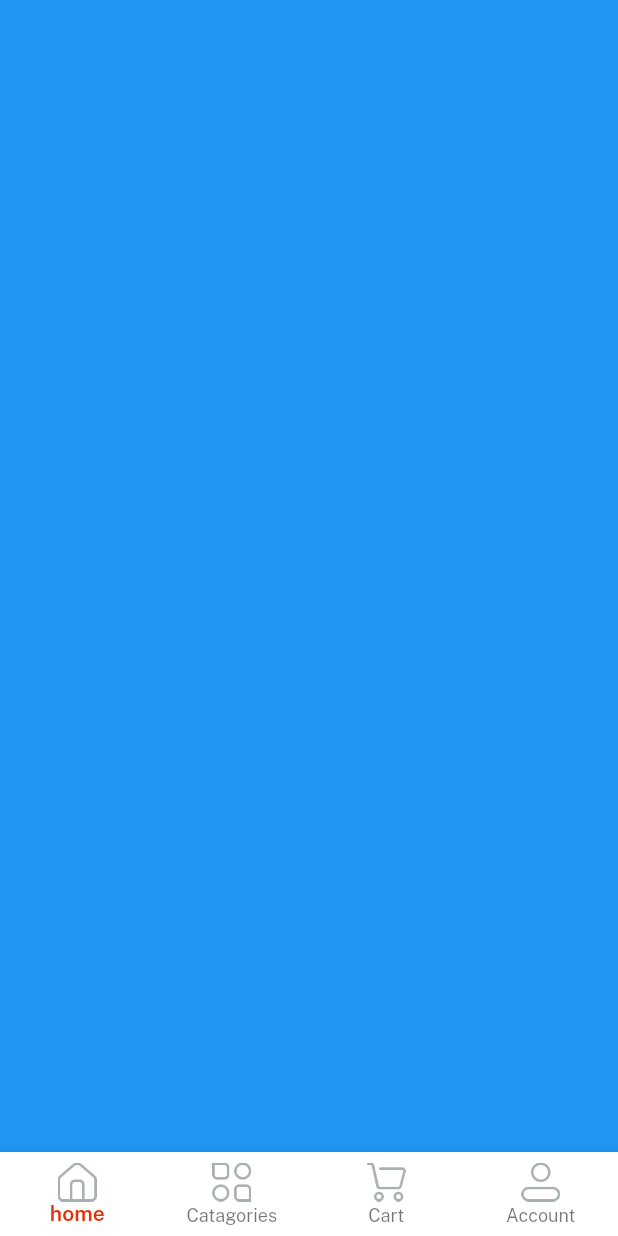
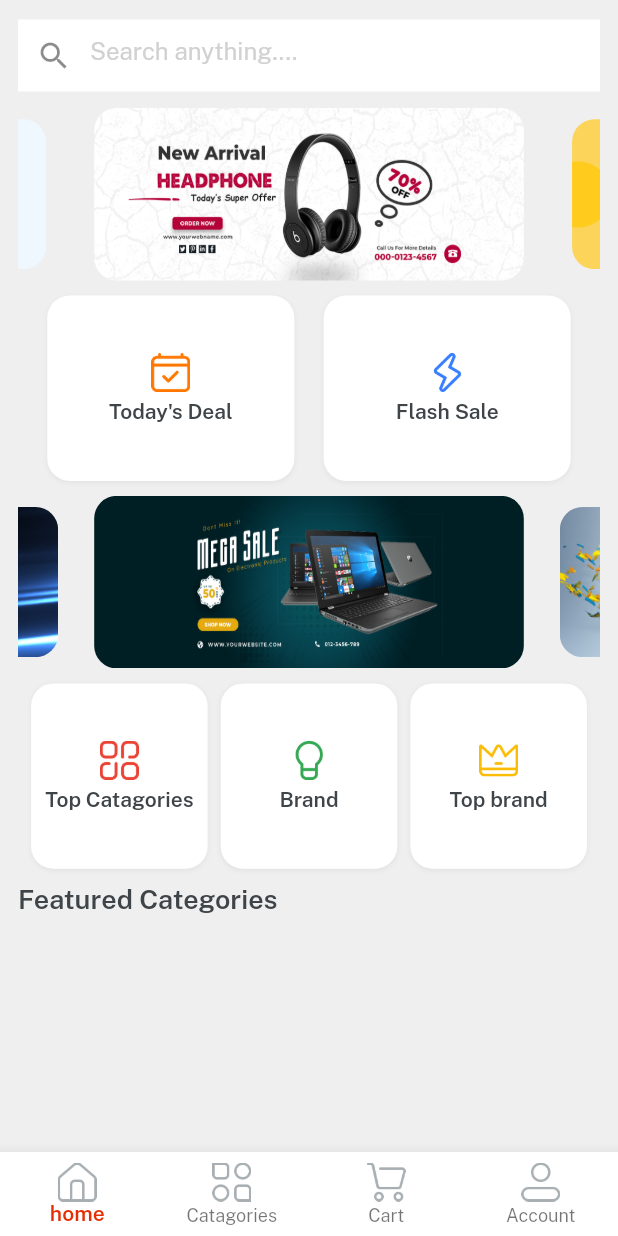
Before and after one commit to majharul-islam181/ecommerce, a Flutter app: the Home screen opened directly, on a phone screen of 412 x 824 dp. Run offline on Flutter 3.47's test engine with Material 2 defaults, Android fonts, the phone set to English and light mode, and no system bars; drawn by our look-alikes of velocity_x; our stand-ins replace get.

Commit message:
home part2

```diff
--- a/lib/consts/lists.dart
+++ b/lib/consts/lists.dart
@@ -1,7 +1,7 @@
 import 'package:ecommerce/consts/consts.dart';
 
-const socialIconList = [
-  icFacebookLogo,
-  icGoogleLogo,
-  icTwitterLogo
-];
+const socialIconList = [icFacebookLogo, icGoogleLogo, icTwitterLogo];
+
+const slidersList = [imgSlider1, imgSlider2, imgSlider3, imgSlider4];
+
+const secondSliderList = [imgSs1, imgSs2, imgSs3, imgSs4];
--- a/lib/consts/strings.dart
+++ b/lib/consts/strings.dart
@@ -22,3 +22,14 @@ const loginWith = "Log in with";
 
 const privacyPolicy = "Privacy Policy";
 const termAndCond = "Terms and Conditions";
+
+// home screen strings
+
+const searchanything = "Search anything....",
+    todayDeal = "Today's Deal",
+    flashsale = "Flash Sale",
+    brand = "Brand",
+    topSellers = "Top brand";
+
+const topCategoris = "Top Catagories";
+const featuredCategories = "Featured Categories";
--- /dev/null
+++ b/lib/views/cart_screen/cart_screen.dart
@@ -0,0 +1,12 @@
+import 'package:ecommerce/consts/consts.dart';
+import 'package:flutter/src/widgets/container.dart';
+import 'package:flutter/src/widgets/framework.dart';
+
+class CartScreen extends StatelessWidget {
+  const CartScreen({super.key});
+
+  @override
+  Widget build(BuildContext context) {
+    return Container(color: Colors.purple,);
+  }
+}
--- /dev/null
+++ b/lib/views/category_screen/category_screen.dart
@@ -0,0 +1,12 @@
+import 'package:ecommerce/consts/consts.dart';
+import 'package:flutter/src/widgets/container.dart';
+import 'package:flutter/src/widgets/framework.dart';
+
+class CategoryScreen extends StatelessWidget {
+  const CategoryScreen({super.key});
+
+  @override
+  Widget build(BuildContext context) {
+    return Container(color: Colors.blue,);
+  }
+}
--- a/lib/views/home_screen/home.dart
+++ b/lib/views/home_screen/home.dart
@@ -2,6 +2,10 @@
 
 import 'package:ecommerce/consts/consts.dart';
 import 'package:ecommerce/controller/home_controller.dart';
+import 'package:ecommerce/views/cart_screen/cart_screen.dart';
+import 'package:ecommerce/views/category_screen/category_screen.dart';
+import 'package:ecommerce/views/home_screen/home_screen.dart';
+import 'package:ecommerce/views/profile_screen/profile_screen.dart';
 import 'package:flutter/src/widgets/container.dart';
 import 'package:flutter/src/widgets/framework.dart';
 
@@ -40,18 +44,11 @@ class Home extends StatelessWidget {
     ];
 
     var navBody = [
-      Container(
-        color: Colors.blue,
-      ),
-      Container(
-        color: Colors.amber,
-      ),
-      Container(
-        color: Colors.purple,
-      ),
-      Container(
-        color: Colors.cyan,
-      )
+     const HomeScreen(),
+     const CategoryScreen(),
+     const CartScreen(),
+     const ProfileScreen()
+
     ];
 
     return Scaffold(
--- /dev/null
+++ b/lib/views/home_screen/home_screen.dart
@@ -0,0 +1,122 @@
+import 'package:ecommerce/consts/consts.dart';
+import 'package:ecommerce/consts/lists.dart';
+import 'package:ecommerce/widgets_common/home_buttons.dart';
+import 'package:flutter/src/widgets/container.dart';
+import 'package:flutter/src/widgets/framework.dart';
+
+class HomeScreen extends StatelessWidget {
+  const HomeScreen({super.key});
+
+  @override
+  Widget build(BuildContext context) {
+    return Container(
+      padding: const EdgeInsets.all(12),
+      color: lightGrey,
+      width: context.screenWidth,
+      height: context.screenHeight,
+      child: SafeArea(
+        child: Column(
+          children: [
+            Container(
+              alignment: Alignment.center,
+              height: 50,
+              color: lightGrey,
+              child: TextFormField(
+                decoration: const InputDecoration(
+                  border: InputBorder.none,
+                  prefixIcon: Icon(Icons.search),
+                  filled: true,
+                  fillColor: whiteColor,
+                  hintText: searchanything,
+                  hintStyle: TextStyle(color: textfieldGrey),
+                ),
+              ),
+            ),
+
+            10.heightBox,
+
+
+
+            Expanded(
+              child: SingleChildScrollView(
+                physics: const BouncingScrollPhysics(),
+                child: Column(
+                  children: [
+
+
+                //swippers brands
+                VxSwiper.builder(
+                  aspectRatio: 16/9,
+                  autoPlay: true,
+                  height: 115,
+                  enlargeCenterPage: true,
+                    itemCount: slidersList.length,
+                    itemBuilder: ((context, index) {
+                      return Image.asset(
+                        slidersList[index],
+                        fit: BoxFit.fill,
+                      ).box.rounded.clip(Clip.antiAlias).margin(const EdgeInsets.symmetric(horizontal: 12)).make();
+                    })),
+
+                    10.heightBox,
+
+                    // deals buttons
+
+                    Row(
+                      mainAxisAlignment: MainAxisAlignment.spaceEvenly,
+                      children:
+                      List.generate(2, (index) => homeButtons(
+                        height: context.screenHeight * 0.15,
+                        width: context.screenWidth/2.5,
+                        icon: index == 0 ? icTodaysDeal: icFlashDeal,
+                        titile: index == 0 ? todayDeal : flashsale,
+                      )),),
+
+
+                      10.heightBox,
+
+                  //Second slider
+                  VxSwiper.builder(
+                  aspectRatio: 16/9,
+                  autoPlay: true,
+                  height: 115,
+                  enlargeCenterPage: true,
+                    itemCount: secondSliderList.length,
+                    itemBuilder: ((context, index) {
+                      return Image.asset(
+                        secondSliderList[index],
+                        fit: BoxFit.fill,
+                      ).box.rounded.clip(Clip.antiAlias).margin(const EdgeInsets.symmetric(horizontal: 12)).make();
+                    })),
+
+
+                    // Category Button
+                    10.heightBox,
+                    Row(mainAxisAlignment: MainAxisAlignment.spaceEvenly,children: List.generate(3, (index) => homeButtons(
+                        height: context.screenHeight * 0.15,
+                        width: context.screenWidth/3.5,
+                        icon: index == 0 ? icTopCategories: index ==1 ? icBrands: icTopSeller,
+                        titile: index == 0 ? topCategoris : index ==1 ? brand: topSellers ,
+
+                    ))),
+                    10.heightBox,
+
+                    // Feature Categories
+                    Align( alignment: Alignment.centerLeft,
+                      child: featuredCategories.text.color(darkFontGrey).size(18).fontFamily(semibold).make()),
+
+
+
+
+                  ],
+                ),
+              ),
+            ),
+
+
+          ],
+        ),
+      ),
+    );
+  }
+}
--- /dev/null
+++ b/lib/views/profile_screen/profile_screen.dart
@@ -0,0 +1,14 @@
+import 'package:ecommerce/consts/consts.dart';
+import 'package:flutter/src/widgets/container.dart';
+import 'package:flutter/src/widgets/framework.dart';
+
+class ProfileScreen extends StatelessWidget {
+  const ProfileScreen({super.key});
+
+  @override
+  Widget build(BuildContext context) {
+    return Container(
+      color: Colors.red,
+    );
+  }
+}
--- /dev/null
+++ b/lib/widgets_common/home_buttons.dart
@@ -0,0 +1,12 @@
+import 'package:ecommerce/consts/consts.dart';
+
+Widget homeButtons({width,height,icon, String? titile, onPress}) {
+  return Column(
+    mainAxisAlignment: MainAxisAlignment.center,
+    children: [
+      Image.asset(icon, width: 26,),
+      5.heightBox,
+      titile!.text.fontFamily(semibold).color(darkFontGrey).make(),
+    ],
+  ).box.rounded.size(width, height).shadowSm.white.make();
+}
```
